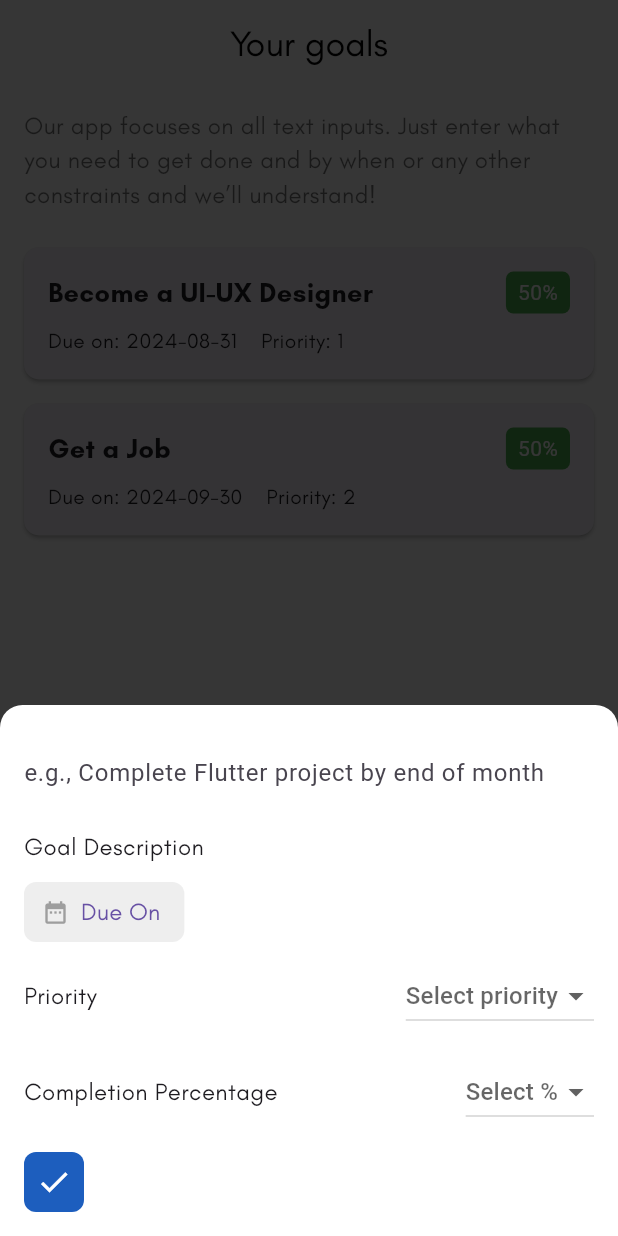
After one commit to ab3649/Karma, a Flutter app: the screen it shows after launch, item 3 of the bottom bar chosen, after a tap on the "add" icon, on a phone screen of 412 x 824 dp. The commit adds this screen. Run offline on Flutter 3.47's test engine with Material 3 defaults, Android fonts, the phone set to English and light mode, and no system bars.

Commit message:
added goals page

```diff
--- a/lib/bottom_navigation_with_pointer.dart
+++ b/lib/Task_Management/bottom_navigation_with_pointer.dart
@@ -1,5 +1,5 @@
 import 'package:flutter/material.dart';
-import 'navigation_pointer_painter.dart';
+import 'package:karma/Task_Management/navigation_pointer_painter.dart';
 
 class BottomNavigationWithPointer extends StatelessWidget {
   final int selectedIndex;
--- /dev/null
+++ b/lib/Task_Management/goal_card.dart
@@ -0,0 +1,73 @@
+// lib/goal_card.dart
+import 'package:flutter/material.dart';
+import 'models.dart'; // Import the models
+
+class GoalCard extends StatelessWidget {
+  final Goal goal;
+
+  GoalCard({required this.goal});
+
+  @override
+  Widget build(BuildContext context) {
+    return Card(
+      shape: RoundedRectangleBorder(borderRadius: BorderRadius.circular(10)),
+      margin: EdgeInsets.symmetric(vertical: 8),
+      child: Padding(
+        padding: const EdgeInsets.all(16.0),
+        child: Column(
+          crossAxisAlignment: CrossAxisAlignment.start,
+          children: [
+            Row(
+              children: [
+                Expanded(
+                  child: Text(
+                    goal.description_g,
+                    style: TextStyle(
+                      fontSize: 18,
+                      fontWeight: FontWeight.bold,
+                      fontFamily: 'GlacialIndifference',
+                    ),
+                  ),
+                ),
+                Container(
+                  decoration: BoxDecoration(
+                    color: Colors.green,
+                    borderRadius: BorderRadius.circular(5),
+                  ),
+                  padding: EdgeInsets.symmetric(vertical: 4, horizontal: 8),
+                  child: Text(
+                    '${goal.completionPercentage}%',
+                    style: TextStyle(
+                      color: Colors.white,
+                      fontSize: 14,
+                    ),
+                  ),
+                ),
+              ],
+            ),
+            SizedBox(height: 8),
+            Row(
+              children: [
+                Text(
+                  'Due on: ${goal.due_on}',
+                  style: TextStyle(
+                    fontSize: 14,
+                    fontFamily: 'GlacialIndifference',
+                  ),
+                ),
+                SizedBox(width: 16),
+                Text(
+                  'Priority: ${goal.priority}',
+                  style: TextStyle(
+                    fontSize: 14,
+                    fontFamily: 'GlacialIndifference',
+                  ),
+                ),
+              ],
+            ),
+          ],
+        ),
+      ),
+    );
+  }
+}
--- /dev/null
+++ b/lib/Task_Management/goal_overlay.dart
@@ -0,0 +1,174 @@
+import 'package:flutter/material.dart';
+
+class GoalOverlay extends StatefulWidget {
+  @override
+  _GoalOverlayState createState() => _GoalOverlayState();
+}
+
+class _GoalOverlayState extends State<GoalOverlay> {
+  final TextEditingController _goalController = TextEditingController();
+  final FocusNode _focusNode = FocusNode();
+
+  String? _selectedPriority; // Variable to store the selected priority
+
+  @override
+  Widget build(BuildContext context) {
+    return Stack(
+      children: [
+        GestureDetector(
+          onTap: () {
+            if (!_focusNode.hasFocus) {
+              Navigator.of(context).pop(); // Close the overlay when tapped outside
+            }
+          },
+          child: Container(
+            color: Colors.black54, // Semi-transparent background
+          ),
+        ),
+        Positioned(
+          bottom: MediaQuery.of(context).viewInsets.bottom,
+          left: 0,
+          right: 0,
+          child: Container(
+            decoration: BoxDecoration(
+              color: Colors.white,
+              borderRadius: BorderRadius.only(
+                topLeft: Radius.circular(15),
+                topRight: Radius.circular(15),
+              ),
+            ),
+            child: Padding(
+              padding: const EdgeInsets.all(16.0),
+              child: Column(
+                mainAxisSize: MainAxisSize.min,
+                crossAxisAlignment: CrossAxisAlignment.start,
+                children: [
+                  TextField(
+                    controller: _goalController,
+                    focusNode: _focusNode,
+                    decoration: InputDecoration(
+                      labelText: 'e.g., Complete Flutter project by end of month',
+                      border: InputBorder.none,
+                    ),
+                    style: TextStyle(
+                      fontFamily: 'GlacialIndifference',
+                      fontSize: 18,
+                    ),
+                  ),
+                  SizedBox(height: 8),
+                  Text(
+                    'Goal Description',
+                    style: TextStyle(
+                      fontFamily: 'GlacialIndifference',
+                      fontSize: 16,
+                    ),
+                  ),
+                  SizedBox(height: 8),
+                  TextButton.icon(
+                    icon: Icon(Icons.date_range, color: Colors.grey),
+                    label: Text(
+                      'Due On',
+                      style: TextStyle(
+                        fontFamily: 'GlacialIndifference',
+                        fontSize: 16,
+                      ),
+                    ),
+                    style: ButtonStyle(
+                      backgroundColor: MaterialStateProperty.all(Colors.grey[200]),
+                      shape: MaterialStateProperty.all(
+                        RoundedRectangleBorder(
+                          borderRadius: BorderRadius.circular(8),
+                        ),
+                      ),
+                    ),
+                    onPressed: () {
+                      // Handle Due On button
+                    },
+                  ),
+                  SizedBox(height: 8),
+                  Row(
+                    mainAxisAlignment: MainAxisAlignment.spaceBetween,
+                    children: [
+                      Text(
+                        'Priority',
+                        style: TextStyle(
+                          fontFamily: 'GlacialIndifference',
+                          fontSize: 16,
+                        ),
+                      ),
+                      DropdownButton<String>(
+                        value: _selectedPriority,
+                        hint: Text('Select priority'),
+                        items: <String>['High', 'Medium', 'Low'].map((String value) {
+                          return DropdownMenuItem<String>(
+                            value: value,
+                            child: Text(value),
+                          );
+                        }).toList(),
+                        onChanged: (String? newValue) {
+                          setState(() {
+                            _selectedPriority = newValue;
+                          });
+                        },
+                      ),
+                    ],
+                  ),
+                  SizedBox(height: 16),
+                  Row(
+                    mainAxisAlignment: MainAxisAlignment.spaceBetween,
+                    children: [
+                      Text(
+                        'Completion Percentage',
+                        style: TextStyle(
+                          fontFamily: 'GlacialIndifference',
+                          fontSize: 16,
+                        ),
+                      ),
+                      DropdownButton<String>(
+                        value: _selectedPriority, // Use this for demonstration, or create another variable
+                        hint: Text('Select %'),
+                        items: <String>['0%', '25%', '50%', '75%', '100%'].map((String value) {
+                          return DropdownMenuItem<String>(
+                            value: value,
+                            child: Text(value),
+                          );
+                        }).toList(),
+                        onChanged: (String? newValue) {
+                          setState(() {
+                            _selectedPriority = newValue;
+                          });
+                        },
+                      ),
+                    ],
+                  ),
+                  SizedBox(height: 16),
+                  Row(
+                    mainAxisAlignment: MainAxisAlignment.spaceBetween,
+                    children: [
+                      SizedBox(
+                        width: 40.0,
+                        height: 40.0,
+                        child: Material(
+                          color: Color(0xFF1D5EBE),
+                          shape: RoundedRectangleBorder(
+                            borderRadius: BorderRadius.circular(8.0),
+                          ),
+                          child: IconButton(
+                            icon: Icon(Icons.check, color: Colors.white),
+                            onPressed: () {
+                              // Handle submit goal
+                            },
+                          ),
+                        ),
+                      )
+                    ],
+                  ),
+                ],
+              ),
+            ),
+          ),
+        ),
+      ],
+    );
+  }
+}
--- /dev/null
+++ b/lib/Task_Management/goals_screen.dart
@@ -0,0 +1,74 @@
+// lib/goals_screen.dart
+import 'package:flutter/material.dart';
+import 'goal_card.dart'; // Import the GoalCard widget
+import 'models.dart'; // Import the models
+
+class GoalsScreen extends StatelessWidget {
+  final List<Goal> goals = [
+    Goal(
+      description_g: 'Become a UI-UX Designer',
+      completionPercentage: 50,
+      due_on: '2024-08-31',
+      priority: 1,
+    ),
+    Goal(
+      description_g: 'Get a Job',
+      completionPercentage: 50,
+      due_on: '2024-09-30',
+      priority: 2,
+    ),
+  ];
+
+  @override
+  Widget build(BuildContext context) {
+    return Scaffold(
+      backgroundColor: Colors.white,
+      appBar: AppBar(
+        backgroundColor: Colors.transparent,
+        elevation: 0,
+        centerTitle: true,
+        title: Text(
+          'Your goals',
+          style: TextStyle(
+            color: Colors.black,
+            fontSize: 24,
+            fontFamily: 'GlacialIndifference',
+          ),
+        ),
+        automaticallyImplyLeading: false,
+      ),
+      body: Padding(
+        padding: const EdgeInsets.all(16.0),
+        child: Column(
+          crossAxisAlignment: CrossAxisAlignment.start,
+          children: [
+            Text(
+              'Our app focuses on all text inputs. Just enter what you need to get done and by when or any other constraints and we’ll understand!',
+              style: TextStyle(
+                fontSize: 16,
+                fontFamily: 'GlacialIndifference',
+                color: Colors.black54,
+              ),
+            ),
+            SizedBox(height: 16),
+            Expanded(
+              child: ListView.builder(
+                itemCount: goals.length,
+                itemBuilder: (context, index) {
+                  return GoalCard(goal: goals[index]);
+                },
+              ),
+            ),
+          ],
+        ),
+      ),
+      // floatingActionButton: FloatingActionButton(
+      //   backgroundColor: Color(0xFF1D5EBE),
+      //   onPressed: () {
+      //     // Implement your action here
+      //   },
+      //   child: Icon(Icons.add, color: Colors.white, size: 30),
+      // ),
+    );
+  }
+}
--- a/lib/main.dart
+++ b/lib/Task_Management/main.dart
@@ -1,5 +1,5 @@
 import 'package:flutter/material.dart';
-import 'package:karma/taskScreen.dart';
+import 'package:karma/Task_Management/taskScreen.dart';
 
 void main() {
   runApp(const MyApp());
--- /dev/null
+++ b/lib/Task_Management/models.dart
@@ -0,0 +1,31 @@
+// lib/models.dart
+
+class Goal {
+  final String description_g;
+  final int completionPercentage;
+  final String due_on;
+  final int priority;
+
+  Goal({
+    required this.description_g,
+    required this.completionPercentage,
+    required this.due_on,
+    required this.priority,
+  });
+}
+
+class Task {
+  final String description_t;
+  final String goal;
+  final String due_on;
+  final int priority;
+  final String location;
+
+  Task({
+    required this.description_t,
+    required this.goal,
+    required this.due_on,
+    required this.priority,
+    required this.location,
+  });
+}
--- a/lib/taskScreen.dart
+++ b/lib/Task_Management/taskScreen.dart
@@ -1,8 +1,12 @@
 import 'package:flutter/material.dart';
-import 'package:karma/horizontal_card_list.dart';
-import 'task_overlay.dart';
-import 'verticle_card_list_2.dart';
-import 'bottom_navigation_with_pointer.dart';
+import 'package:karma/Task_Management/horizontal_card_list.dart';
+import 'package:karma/Task_Management/task_overlay.dart';
+import 'package:karma/Task_Management/vertical_card_list.dart';
+import 'package:karma/Task_Management/bottom_navigation_with_pointer.dart';
+import 'package:karma/Task_Management/goals_screen.dart';
+import 'package:karma/Task_Management/goal_overlay.dart';
+
+import 'package:karma/Task_Management/models.dart'; // Import your Task model
 
 class TaskScreen extends StatefulWidget {
   @override
@@ -11,14 +15,15 @@ class TaskScreen extends StatefulWidget {
 
 class _TaskScreenState extends State<TaskScreen> {
   int _selectedCardIndex = 0;
-  int _selectedIndex = 1;
+  int _selectedIndex = 0;
+  List<Task> _tasks = []; // List to store tasks
 
   final List<String> _cardTitles = [
     'All',
     'Some',
     'Many',
     'A lot',
-    'much much more',
+    'Much much more',
   ];
 
   final List<GlobalKey> _navBarItemKeys = List.generate(4, (index) => GlobalKey());
@@ -47,13 +52,29 @@ class _TaskScreenState extends State<TaskScreen> {
     }
   }
 
-  void _showTaskOverlay() {
-    showModalBottomSheet(
-      context: context,
-      isScrollControlled: true,
-      backgroundColor: Colors.transparent,
-      builder: (context) => TaskOverlay(),
-    );
+  void _showOverlay() {
+    if (_selectedIndex == 2) {
+      // Show goal overlay when on Goals screen
+      showModalBottomSheet(
+        context: context,
+        isScrollControlled: true,
+        backgroundColor: Colors.transparent,
+        builder: (context) => GoalOverlay(),
+      );
+    } else {
+      // Show task overlay when on other screens
+      showModalBottomSheet(
+        context: context,
+        isScrollControlled: true,
+        backgroundColor: Colors.transparent,
+        builder: (context) => TaskOverlay(onTaskCreated: (Task ) {  },),
+      ).then((_) {
+        // Handle task addition (update UI or state if needed)
+        setState(() {
+          // Example: refresh the task list
+        });
+      });
+    }
   }
 
   @override
@@ -65,7 +86,9 @@ class _TaskScreenState extends State<TaskScreen> {
     return Scaffold(
       backgroundColor: Colors.white,
       body: SafeArea(
-        child: Padding(
+        child: _selectedIndex == 2
+            ? GoalsScreen()  // Show the Goals screen if the 'Goals' button is selected
+            : Padding(
           padding: const EdgeInsets.all(16.0),
           child: Column(
             crossAxisAlignment: CrossAxisAlignment.start,
@@ -95,7 +118,7 @@ class _TaskScreenState extends State<TaskScreen> {
                   color: Colors.white,
                   child: VerticalCardList(
                     selectedCardIndex: _selectedCardIndex,
-                    onEditPressed: _showTaskOverlay, // Pass the overlay function
+                    onEditPressed: _showOverlay,
                   ),
                 ),
               ),
@@ -111,7 +134,7 @@ class _TaskScreenState extends State<TaskScreen> {
       ),
       floatingActionButton: FloatingActionButton(
         backgroundColor: Color(0xFF1D5EBE),
-        onPressed: _showTaskOverlay,
+        onPressed: _showOverlay,
         child: Icon(
           Icons.add,
           color: Colors.white,
--- a/lib/task_overlay.dart
+++ b/lib/Task_Management/task_overlay.dart
@@ -1,6 +1,11 @@
 import 'package:flutter/material.dart';
+import 'models.dart'; // Import the file where the models are defined
 
 class TaskOverlay extends StatefulWidget {
+  final void Function(Task) onTaskCreated; // Callback to handle task creation
+
+  TaskOverlay({required this.onTaskCreated});
+
   @override
   _TaskOverlayState createState() => _TaskOverlayState();
 }
@@ -174,9 +179,7 @@ class _TaskOverlayState extends State<TaskOverlay> {
                                         color: Colors.white, // Color filter for the image
                                       ),
                                     ),
-
                                     SizedBox(width: 4.0), // Add some space between the icon and the text
-
                                     // Text
                                     Text(
                                       _selectedGoal!,
@@ -234,7 +237,15 @@ class _TaskOverlayState extends State<TaskOverlay> {
                           child: IconButton(
                             icon: Image.asset('assets/icons/Plain.png', color: Colors.white),
                             onPressed: () {
-                              // Handle submit task
+                              final task = Task(
+                                description_t: _taskController.text,
+                                goal: _selectedGoal ?? '',
+                                due_on: 'TBD', // Example value; update with actual data
+                                priority: 1, // Example value; update with actual data
+                                location: 'TBD', // Example value; update with actual data
+                              );
+                              widget.onTaskCreated(task); // Pass the task data to the callback
+                              Navigator.of(context).pop(); // Close the overlay
                             },
                           ),
                         ),
```
Also changed, not shown: lib/point_clipper.dart (deleted, +0 -21 lines), lib/single_card.dart (deleted, +0 -91 lines), lib/verticle_card_list.dart (deleted, +0 -54 lines), lib/Task_Management/horizontal_card_list.dart (renamed from lib/horizontal_card_list.dart), lib/Task_Management/navigation_pointer_painter.dart (renamed from lib/navigation_pointer_painter.dart), lib/Task_Management/vertical_card_list.dart (renamed from lib/verticle_card_list_2.dart), 1 other file.
